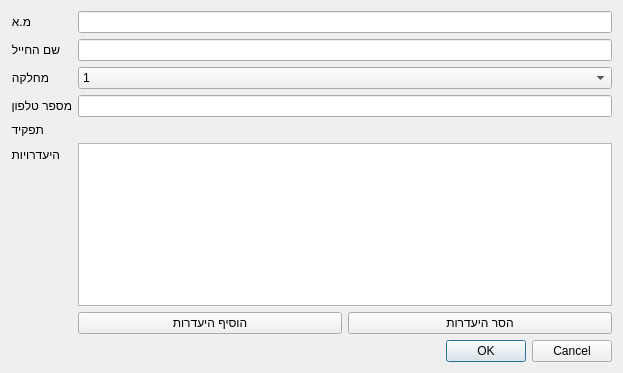
omertal88/shavzak, file Ui/SoldierDialog.ui: the form before one commit.
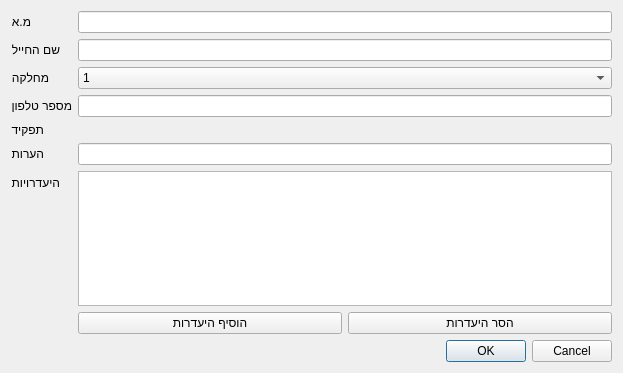
The form after the commit. Custom widgets are drawn as their Qt base class.

Commit message: Added phone numbers to csv. Added telephone column to manpower. Added ability to import soldiers from csv file.

What changed in the file:
```diff
--- a/Ui/SoldierDialog.ui
+++ b/Ui/SoldierDialog.ui
@@ -64,14 +64,14 @@
        </property>
       </widget>
      </item>
-     <item row="5" column="0">
+     <item row="6" column="0">
       <widget class="QLabel" name="label_4">
        <property name="text">
         <string>היעדרויות</string>
        </property>
       </widget>
      </item>
-     <item row="5" column="1">
+     <item row="6" column="1">
       <layout class="QVBoxLayout" name="verticalLayout">
        <item>
         <widget class="QListWidget" name="listWidget"/>
@@ -123,6 +123,16 @@
        </property>
       </widget>
      </item>
+     <item row="5" column="0">
+      <widget class="QLabel" name="label_7">
+       <property name="text">
+        <string>הערות</string>
+       </property>
+      </widget>
+     </item>
+     <item row="5" column="1">
+      <widget class="QLineEdit" name="commentEdit"/>
+     </item>
     </layout>
    </item>
    <item>
```
Left out of the diff: 1 changed line with no effect on the pictures. The commit also changes 9 other files.
